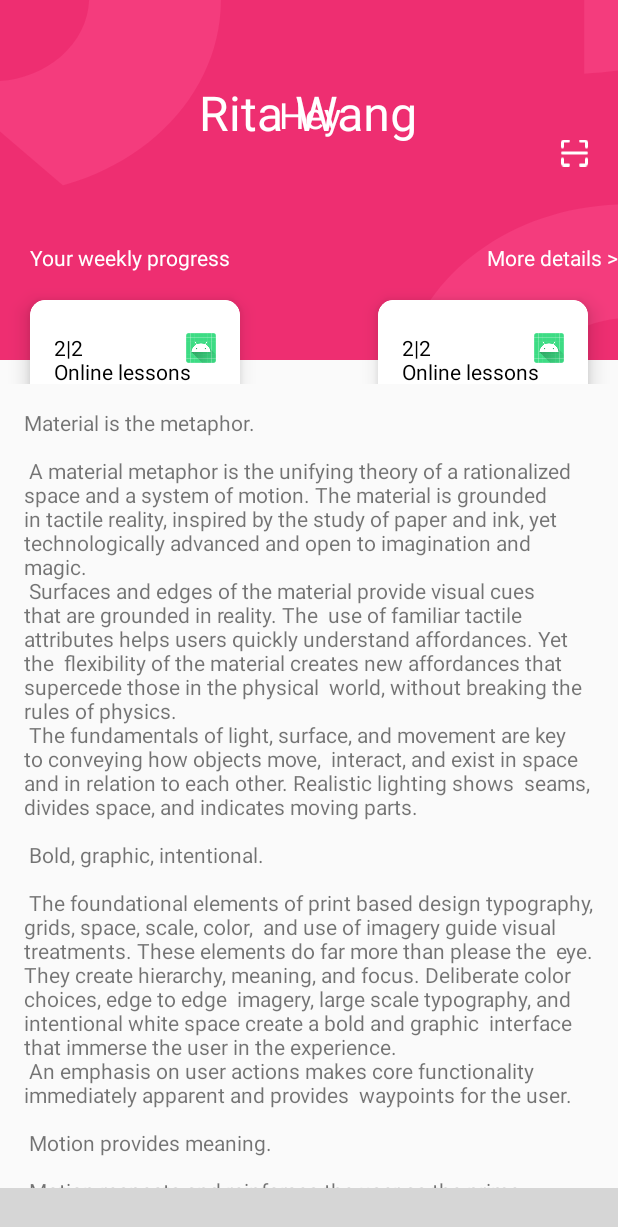
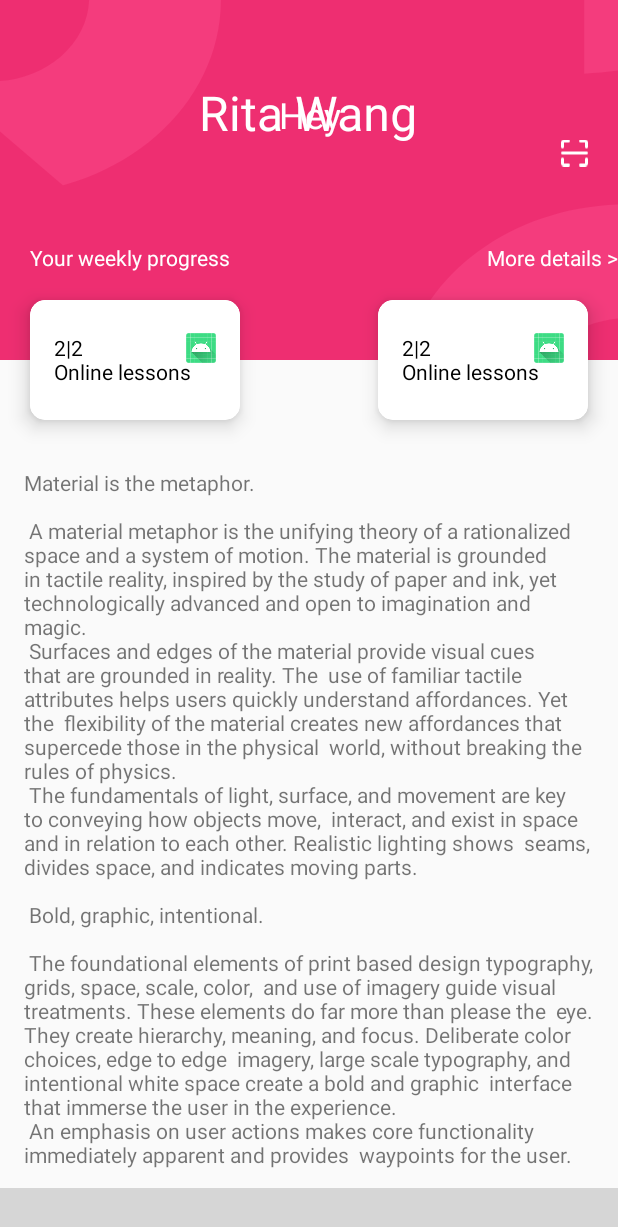
Before and after one commit to rayworks/MaterialApp, an Android app: the fragment HomeFragment placed in its activity, on a phone screen of 412 x 824 dp. Shown: the top 1227 px of the screen. Run offline under Robolectric (Android 15) with nearby library versions, the phone set to English and light mode, and no system bars; libraries missing offline, so code that uses them is left out: com.ashokvarma.bottomnavigation; plain views replace BottomNavigationBar; 5 statements that could not run were skipped; grey boxes are pictures that could not be loaded.

Commit message:
Fit the status bar

```diff
--- a/app/src/main/java/com/rayworks/materialapp/HomeFragment.kt
+++ b/app/src/main/java/com/rayworks/materialapp/HomeFragment.kt
@@ -48,7 +48,7 @@ class HomeFragment : Fragment() {
 
         activity!!.window.statusBarColor =
             if (hidden) resources.getColor(R.color.colorPrimary)
-            else Color.TRANSPARENT
+            else Color.TRANSPARENT // fit status bar
     }
 
     private fun initView() {
@@ -77,6 +77,7 @@ class HomeFragment : Fragment() {
 
         val appBar = root.findViewById<AppBarLayout>(R.id.app_bar)
         appBar.addOnOffsetChangedListener(AppBarLayout.OnOffsetChangedListener { _, verticalOffset ->
+            println(">>> verticalOffset : $verticalOffset")
 
             val maxTextDist = maxScrollDist / 5
 
@@ -87,6 +88,9 @@ class HomeFragment : Fragment() {
             toAlpha = 1.0f - abs(verticalOffset) * 1.0f / maxTextDist
             txtProgress.alpha = toAlpha
             txtMore.alpha = toAlpha
+            if (toAlpha.equals(1.0f)) {
+                activity!!.window.statusBarColor = Color.TRANSPARENT
+            }
         })
 
         val bkgView = root.findViewById<View>(R.id.bkg_view)
@@ -97,7 +101,7 @@ class HomeFragment : Fragment() {
         nameTextView.viewTreeObserver.addOnGlobalLayoutListener(object :
             ViewTreeObserver.OnGlobalLayoutListener {
             override fun onGlobalLayout() {
-                if (nameTextView.width > 0) {
+                if (nameTextView.width > 0 && toolbarLayout.height > 0) {
 
                     nameTextView.viewTreeObserver.removeOnGlobalLayoutListener(this)
                     val start = nameTextView.x.toInt()
@@ -108,30 +112,13 @@ class HomeFragment : Fragment() {
                     toolbarLayout.expandedTitleMarginTop = top - nameTextView.height
                     toolbarLayout.expandedTitleMarginStart = start
 
-                    resolveToolbarLayoutSize()
+                    // for toolbar and cardItem clipped paddings
+                    maxScrollDist = toolbarLayout.height - dpToPx(context!!, 112).toInt()
 
                     nameTextView.visibility = View.INVISIBLE
                 }
             }
         })
-    }
-
-    fun resolveToolbarLayoutSize() {
-        val toolbarLayout: CollapsingToolbarLayout = root.findViewById(R.id.toolbar_layout)
-        toolbarLayout.viewTreeObserver.addOnGlobalLayoutListener(object :
-            ViewTreeObserver.OnGlobalLayoutListener {
-            override fun onGlobalLayout() {
-                if (toolbarLayout.height > 0) {
-                    println(">>> toolbarLayout height : ${toolbarLayout.height}")
-
-                    toolbarLayout.viewTreeObserver.removeOnGlobalLayoutListener(this)
-                    // for toolbar and cardItem clipped paddings
-                    maxScrollDist = toolbarLayout.height - dpToPx(context!!, 112).toInt()
-                }
-            }
-        })
-
-        toolbarLayout.requestLayout()
     }
 
     private fun getCompatActivity() = (activity as AppCompatActivity)
--- a/app/src/main/res/layout/fragment_home.xml
+++ b/app/src/main/res/layout/fragment_home.xml
@@ -17,7 +17,7 @@
         <com.google.android.material.appbar.CollapsingToolbarLayout
             android:id="@+id/toolbar_layout"
             android:layout_width="match_parent"
-            android:layout_height="wrap_content"
+            android:layout_height="296dp"
             android:clipChildren="false"
             android:clipToPadding="false"
             android:fitsSystemWindows="true"
```
